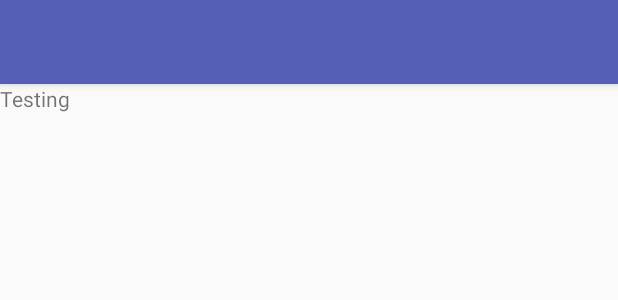
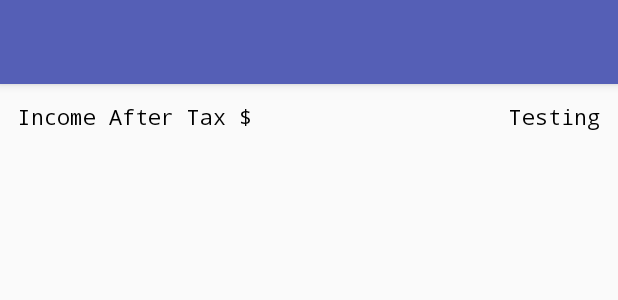
Before and after one commit to ljz3/HackathonV2, an Android app: the layout content_output.xml on its own in the app's theme, with its tools: preview values and no code run, on a phone screen of 412 x 824 dp. Shown: the top 300 px of the screen. Run offline under Robolectric (Android 15) with nearby library versions, the phone set to English and light mode, and no system bars.

Commit message:
Formatted Output

```diff
--- a/app/src/main/res/layout/content_output.xml
+++ b/app/src/main/res/layout/content_output.xml
@@ -33,10 +33,35 @@
 
             <include layout="@layout/content_main_output" />
 
-            <TextView
+            <LinearLayout
+                android:id="@+id/incomeAfterTax_layout"
                 android:layout_width="match_parent"
                 android:layout_height="wrap_content"
-                android:text="Testing"/>
+                android:layout_margin="@dimen/edit_field_margin"
+                android:orientation="horizontal">
+
+                <TextView
+                    android:id="@+id/incomeAfterTax_text"
+                    android:layout_width="wrap_content"
+                    android:layout_height="wrap_content"
+                    android:fontFamily="monospace"
+                    android:text="Income After Tax $"
+                    android:textColor="@color/textColor"
+                    android:textSize="14sp" />
+
+                <TextView
+                    android:id="@+id/incomeAfterTax_result"
+                    android:layout_width="match_parent"
+                    android:layout_height="wrap_content"
+                    android:fontFamily="monospace"
+                    android:gravity="end"
+                    android:inputType="number"
+                    android:paddingLeft="@dimen/edit_field_margin"
+                    android:text="Testing"
+                    android:textAlignment="viewEnd"
+                    android:textColor="@color/textColor"
+                    android:textSize="14sp" />
+            </LinearLayout>
 
         </LinearLayout>
     </ScrollView>
```
